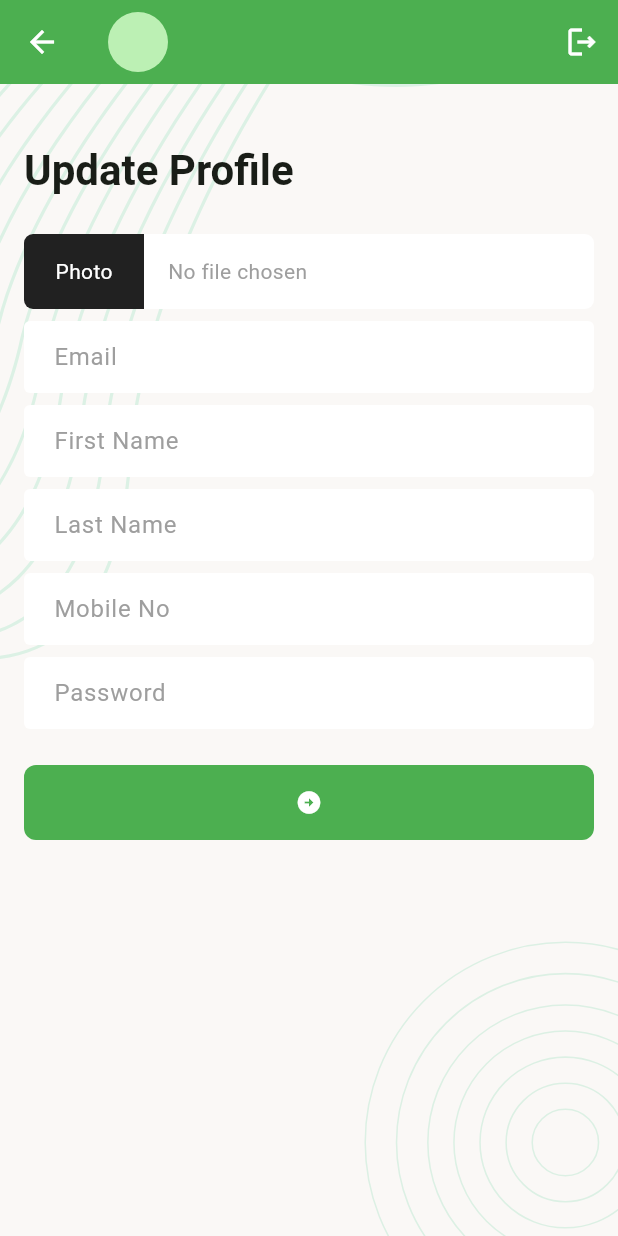
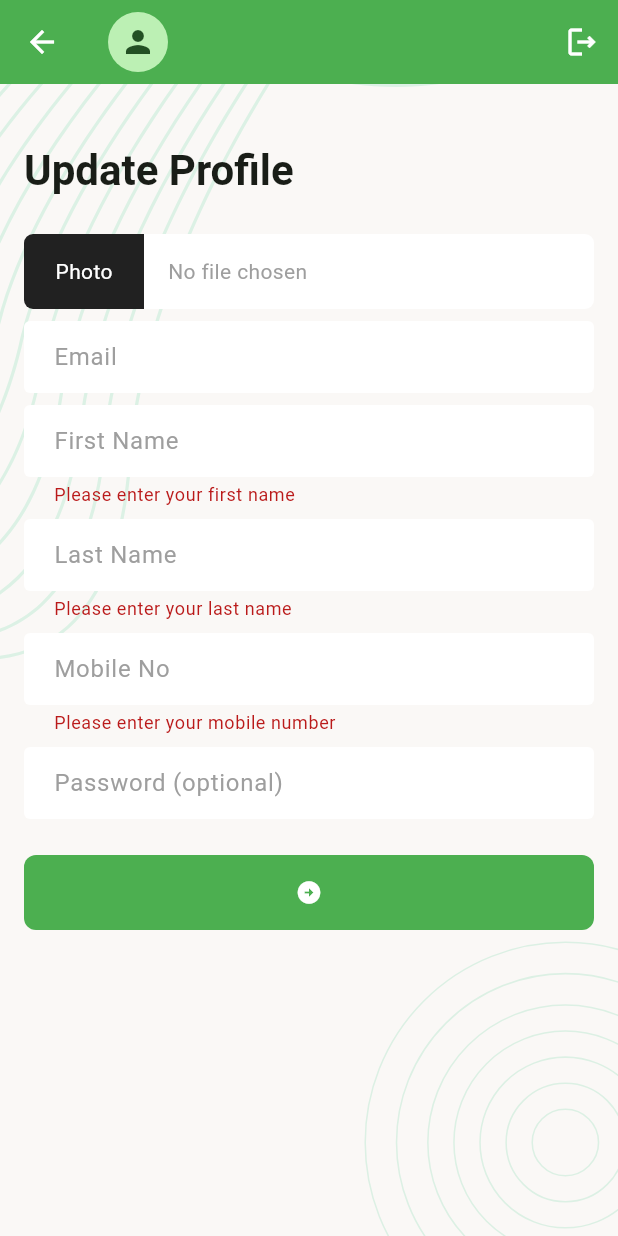
Before and after one commit to Raihan-iOS/task_manager, a Flutter app: the ProfileScreen screen opened by its route, after a tap on the "arrow circle right" icon, on a phone screen of 412 x 824 dp. Run offline on Flutter 3.47's test engine with Material 3 defaults, Android fonts, the phone set to English and light mode, and no system bars; our stand-ins replace email_validator, flutter_svg, image_picker, logger, pin_code_fields, shared_preferences; accounts and stored records are empty.

Commit message:
profile update and app bar set photo

```diff
--- a/lib/data/models/user_model.dart
+++ b/lib/data/models/user_model.dart
@@ -4,10 +4,11 @@ class UserModel {
   final String firstName;
   final String lastName;
   final String mobile;
+  final String photo;
 
 String get fullName => '$firstName $lastName';
   UserModel(
-      {required this.id, required this.email, required this.firstName, required this.lastName, required this.mobile});
+      {required this.id, required this.email, required this.firstName, required this.lastName, required this.mobile, required this.photo});
 
 
  factory UserModel.fromJson(Map<String, dynamic> jsonData) {
@@ -15,7 +16,9 @@ String get fullName => '$firstName $lastName';
         email: jsonData['email'],
         firstName: jsonData['firstName'],
         lastName: jsonData['lastName'],
-        mobile: jsonData['mobile']);
+        mobile: jsonData['mobile'],
+      photo: jsonData['photo'] ?? '',
+    );
   }
 
   Map<String, dynamic> toJson() {
@@ -25,6 +28,7 @@ String get fullName => '$firstName $lastName';
       'firstName': firstName,
       'lastName': lastName,
       'mobile': mobile,
+       'photo': photo, // ✅ Only include if not null
     };
   }
 }
--- a/lib/data/utils/constant.dart
+++ b/lib/data/utils/constant.dart
@@ -13,4 +13,5 @@ class Urls {
   static  String  verifyEmail(String email) => "${baseUrl}/RecoverVerifyEmail/${email}";
   static  String  verifyOtp(String email, String otp) => "${baseUrl}/RecoverVerifyOtp/${email}/${otp}";
   static const String setPassword = "${baseUrl}/RecoverResetPassword";
+  static const String updateProfile = "${baseUrl}/ProfileUpdate";
 }
--- a/lib/ui/screens/profile/profile_screen.dart
+++ b/lib/ui/screens/profile/profile_screen.dart
@@ -1,8 +1,15 @@
+import 'dart:convert';
+
 import 'package:flutter/material.dart';
 import 'package:image_picker/image_picker.dart';
+import 'package:task_manager/data/models/user_model.dart';
+import 'package:task_manager/data/services/api_caller.dart';
+import 'package:task_manager/ui/screens/Controller/auth_controller.dart';
 import 'package:task_manager/ui/widgets/app_bar.dart';
 import 'package:task_manager/ui/widgets/photo_upload.dart';
 import 'package:task_manager/ui/widgets/screen_background.dart';
+
+import '../../../data/utils/constant.dart';
 
 class ProfileScreen extends StatefulWidget {
   const ProfileScreen({super.key});
@@ -22,6 +29,34 @@ class _ProfileScreenState extends State<ProfileScreen> {
   final GlobalKey<FormState> _formKey = GlobalKey<FormState>();
   final ImagePicker _picker = ImagePicker();
   XFile? _selectedImage;
+  bool _updateProfileInProgress = false;
+  @override
+  void initState() {
+
+    super.initState();
+  _loadUserData();
+
+  }
+
+  Future<void> _loadUserData() async {
+    // ✅ Wait for user data if not loaded yet
+    if (AuthController.userModel == null) {
+      await AuthController.getUserData();
+    }
+
+    UserModel? user = AuthController.userModel;
+
+    if (user != null) {
+      _emailController.text = user.email;
+      _firstNameController.text = user.firstName;
+      _lastNameController.text = user.lastName;
+      _mobileNoController.text = user.mobile;
+
+      debugPrint("User Photo Data: ${user.photo}");
+
+      setState(() {});
+    }
+  }
   @override
   Widget build(BuildContext context) {
     return Scaffold(
@@ -32,6 +67,7 @@ class _ProfileScreenState extends State<ProfileScreen> {
             padding: const EdgeInsets.all(16.0),
             child: Form(
               key: _formKey,
+              autovalidateMode: AutovalidateMode.onUserInteraction,
               child: Column(
                 crossAxisAlignment: CrossAxisAlignment.start,
                 children: [
@@ -52,32 +88,65 @@ class _ProfileScreenState extends State<ProfileScreen> {
                   TextFormField(
                     decoration: InputDecoration(hintText: "Email"),
                     controller: _emailController,
+                    enabled: false,
+
                   ),
                   SizedBox(height: 8),
                   TextFormField(
                     decoration: InputDecoration(hintText: "First Name"),
                     controller: _firstNameController,
+                    validator: (String? value) {
+                      if (value?.isEmpty ?? false) {
+                        return 'Please enter your first name';
+                      }
+                      return null;
+                    },
                   ),
                   SizedBox(height: 8),
                   TextFormField(
                     decoration: InputDecoration(hintText: "Last Name"),
                     controller: _lastNameController,
+                    validator: (String? value) {
+                      if (value?.isEmpty ?? false) {
+                        return 'Please enter your last name';
+                      }
+                      return null;
+                    },
                   ),
                   SizedBox(height: 8),
                   TextFormField(
                     decoration: InputDecoration(hintText: "Mobile No"),
+                    validator: (String? value) {
+                      if (value?.isEmpty ?? false) {
+                        return 'Please enter your mobile number';
+                      }
+                      return null;
+                    },
                     controller: _mobileNoController,
                   ),
                   SizedBox(height: 8),
                   TextFormField(
-                    decoration: InputDecoration(hintText: "Password"),
+                    decoration: InputDecoration(hintText: "Password (optional)"),
                     controller: _passwordController,
                     obscureText: true,
+                    validator: (value) {
+                      if ((value != null && value.isNotEmpty) && value.length < 6) {
+                        return 'Password must be at least 6 characters long';
+                      }
+                      return null;
+                    },
                   ),
                   SizedBox(height: 24),
-                  FilledButton(
-                    onPressed: () {},
-                    child: Icon(Icons.arrow_circle_right),
+                  Visibility(
+                    visible: _updateProfileInProgress == false,
+                    replacement: Center(child: CircularProgressIndicator()),
+                    child: FilledButton(
+                      onPressed: () {
+                        _onTapUpdateProfile();
+
+                      },
+                      child: Icon(Icons.arrow_circle_right),
+                    ),
                   ),
                   SizedBox(height: 36),
                 ],
@@ -87,6 +156,56 @@ class _ProfileScreenState extends State<ProfileScreen> {
         ),
       ),
     );
+  }
+
+  void _onTapUpdateProfile() {
+    if (_formKey.currentState?.validate() ?? false) {
+      _updateProfile();
+    }
+  }
+
+  Future<void> _updateProfile() async {
+    _updateProfileInProgress = true;
+    setState(() {});
+
+    final Map<String,dynamic> requestBody = {
+      "firstName": _firstNameController.text.trim(),
+      "lastName": _lastNameController.text.trim(),
+      "mobile": _mobileNoController.text.trim(),
+      if (_passwordController.text.isNotEmpty)
+        "password": _passwordController.text.trim(),
+    };
+    String? encodedPhotoData;
+    if (_selectedImage != null) {
+      List<int> bytes = await _selectedImage!.readAsBytes();
+      encodedPhotoData = base64Encode(bytes); // ✅ FIXED
+      requestBody['photo'] = encodedPhotoData;
+    }
+    final  ApiResponse apiResponse = await ApiCaller.postRequest(url: Urls.updateProfile, body: requestBody);
+    _updateProfileInProgress = false;
+    setState(() {});
+    if(apiResponse.isSuccess) {
+      // Profile updated successfully
+      _passwordController.clear();
+      UserModel userModel = UserModel(id: AuthController.userModel!.id ,
+          email: _emailController.text.trim() ,
+          firstName: _firstNameController.text.trim(),
+          lastName: _lastNameController.text.trim(),
+          mobile: _mobileNoController.text.trim(),
+           photo: encodedPhotoData ?? AuthController.userModel!.photo,
+      );
+      await AuthController.updateProfile(userModel);
+      setState(() {
+      });
+      ScaffoldMessenger.of(context).showSnackBar(
+        SnackBar(content: Text('Profile updated successfully')),
+      );
+    } else {
+      // Failed to update profile
+      ScaffoldMessenger.of(context).showSnackBar(
+        SnackBar(content: Text(apiResponse.errorMessage ?? 'Failed to update profile')),
+      );
+    }
   }
 
   Future<void> _pickImageFromGallery() async {
--- a/lib/ui/widgets/app_bar.dart
+++ b/lib/ui/widgets/app_bar.dart
@@ -1,3 +1,5 @@
+import 'dart:convert';
+
 import 'package:flutter/material.dart';
 import 'package:task_manager/ui/screens/auth/Sign_in_screen.dart';
 import 'package:task_manager/ui/screens/profile/profile_screen.dart';
@@ -29,7 +31,17 @@ class _TmAppbarState extends State<TmAppbar> {
         },
         child: Row(
           children: [
-            CircleAvatar(),
+            CircleAvatar(
+              radius: 20,
+              backgroundImage: AuthController.userModel?.photo != null &&
+                  AuthController.userModel!.photo.isNotEmpty
+                  ? MemoryImage(base64Decode(AuthController.userModel!.photo))
+                  : null,
+              child: AuthController.userModel?.photo == null ||
+                  AuthController.userModel!.photo.isEmpty
+                  ? Icon(Icons.person)
+                  : null,
+            ),
             SizedBox(width: 10),
             Column(
               crossAxisAlignment: CrossAxisAlignment.start,
```
Also changed, not shown: lib/ui/screens/Controller/auth_controller.dart (+7 -1 lines).
